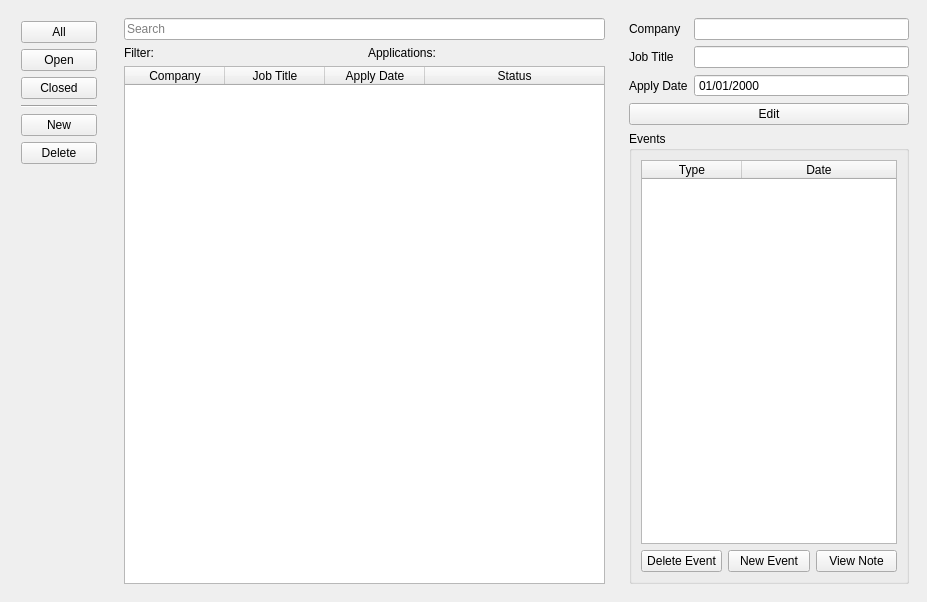
This is UI/main_window.ui in FadiNahhas/JobApplicationTracker as Qt 5 draws it before an edit. The edited form follows.
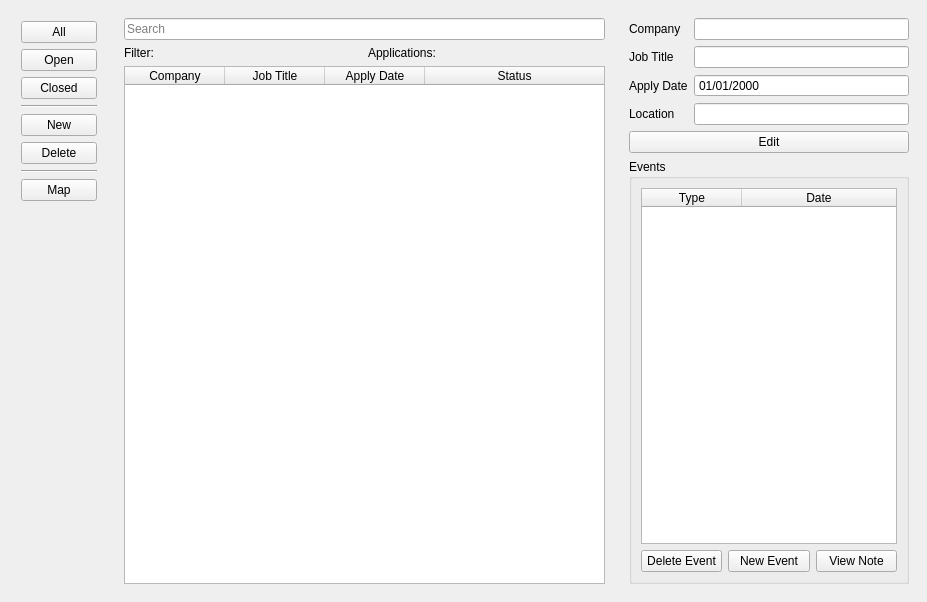
This is the edited form.

Diff of the .ui file:
```diff
--- a/UI/main_window.ui
+++ b/UI/main_window.ui
@@ -123,6 +123,20 @@
          </property>
         </widget>
        </item>
+       <item>
+        <widget class="Line" name="line_2">
+         <property name="orientation">
+          <enum>Qt::Horizontal</enum>
+         </property>
+        </widget>
+       </item>
+       <item>
+        <widget class="QPushButton" name="mapButton">
+         <property name="text">
+          <string>Map</string>
+         </property>
+        </widget>
+       </item>
       </layout>
      </widget>
     </item>
@@ -279,6 +293,20 @@
            </property>
           </widget>
          </item>
+         <item row="3" column="0">
+          <widget class="QLabel" name="locationLabel">
+           <property name="text">
+            <string>Location</string>
+           </property>
+          </widget>
+         </item>
+         <item row="3" column="1">
+          <widget class="QLineEdit" name="locationLineEdit">
+           <property name="readOnly">
+            <bool>true</bool>
+           </property>
+          </widget>
+         </item>
         </layout>
        </item>
        <item>
```
